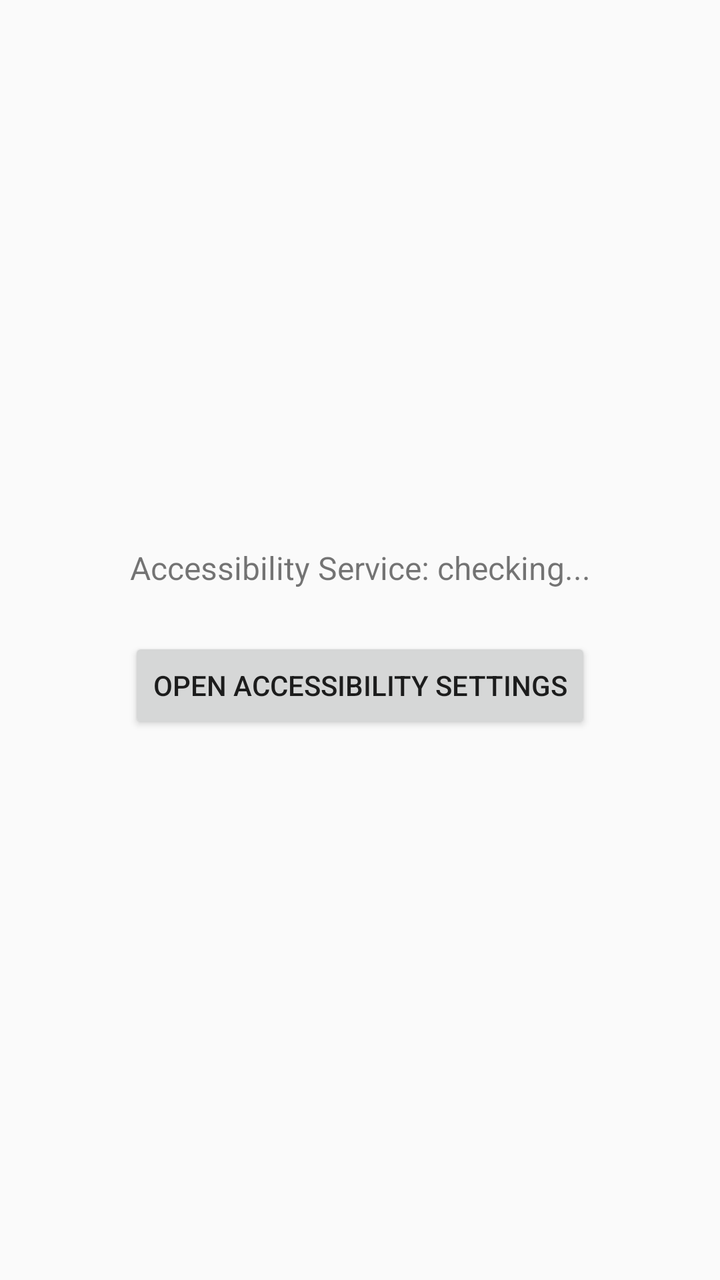
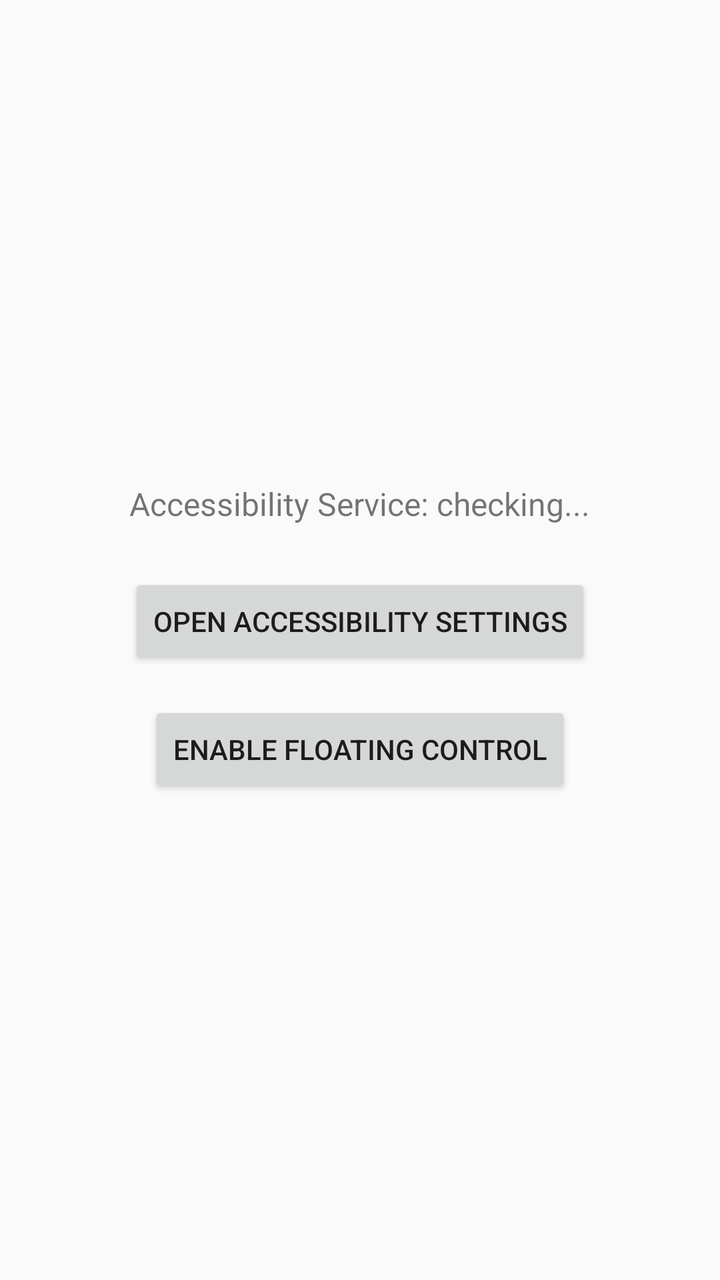

An Android layout rendered at two revisions. The XML below is the earlier revision; the diff shows what the commit changed to produce the second picture.
<!-- AndroidManifest.xml: application theme Theme.AppCompat.Light -->
<!-- res/layout/activity_main.xml -->
<?xml version="1.0" encoding="utf-8"?>
<LinearLayout xmlns:android="http://schemas.android.com/apk/res/android"
    android:layout_width="match_parent"
    android:layout_height="match_parent"
    android:orientation="vertical"
    android:gravity="center"
    android:padding="24dp">

    <TextView
        android:id="@+id/statusText"
        android:layout_width="wrap_content"
        android:layout_height="wrap_content"
        android:textSize="16sp"
        android:gravity="center"
        android:text="Accessibility Service: checking..." />

    <Button
        android:id="@+id/openSettingsBtn"
        android:layout_width="wrap_content"
        android:layout_height="wrap_content"
        android:layout_marginTop="24dp"
        android:text="Open Accessibility Settings" />

</LinearLayout>
<!-- resources referenced by this layout -->
<resources>

</resources>

<!-- the commit's change to res/layout/activity_main.xml (unified diff, before → after) -->
@@ -11,7 +11,6 @@
         android:layout_width="wrap_content"
         android:layout_height="wrap_content"
         android:textSize="16sp"
-        android:gravity="center"
         android:text="Accessibility Service: checking..." />
 
     <Button
@@ -21,4 +20,11 @@
         android:layout_marginTop="24dp"
         android:text="Open Accessibility Settings" />
 
+    <Button
+        android:id="@+id/enableOverlayBtn"
+        android:layout_width="wrap_content"
+        android:layout_height="wrap_content"
+        android:layout_marginTop="16dp"
+        android:text="Enable Floating Control" />
+
 </LinearLayout>
